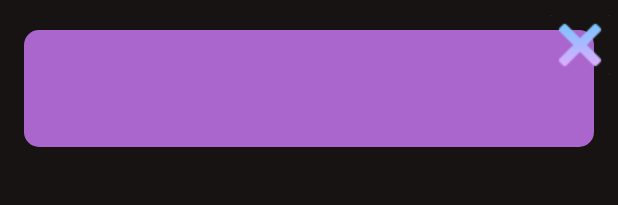
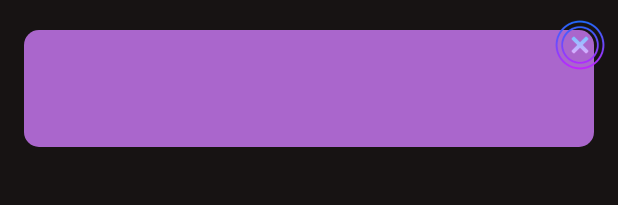
Before and after one commit to 0wme/MyTodoList, an Android app built with Jetpack Compose: the layout notification_item.xml on its own in the app's theme, with its tools: preview values and no code run, on a phone screen of 412 x 824 dp. Shown: the top 205 px of the screen. Run offline under Robolectric (Android 15) with nearby library versions, the phone set to English and light mode, and no system bars.

Commit message:
Ajustement cancel

```diff
--- a/androidApp/src/main/res/layout/notification_item.xml
+++ b/androidApp/src/main/res/layout/notification_item.xml
@@ -17,6 +17,7 @@
             android:layout_width="match_parent"
             android:layout_height="wrap_content"
             android:textSize="20sp"
+            android:textStyle="bold"
             android:textColor="@color/white" />
 
     </RelativeLayout>
@@ -29,6 +30,7 @@
         android:layout_marginEnd="5dp"
         android:layout_marginTop="10dp"
         android:src="@drawable/cancel_notification"
-        android:background="@android:color/transparent" />
+        android:background="@android:color/transparent"
+        android:scaleType="fitCenter" />
 
 </FrameLayout>
```
